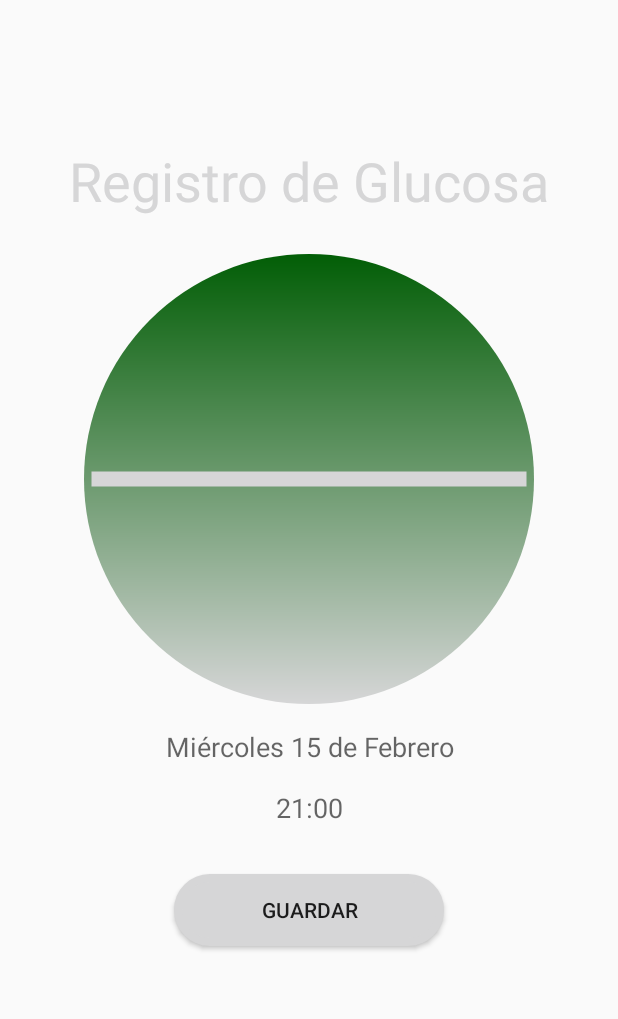
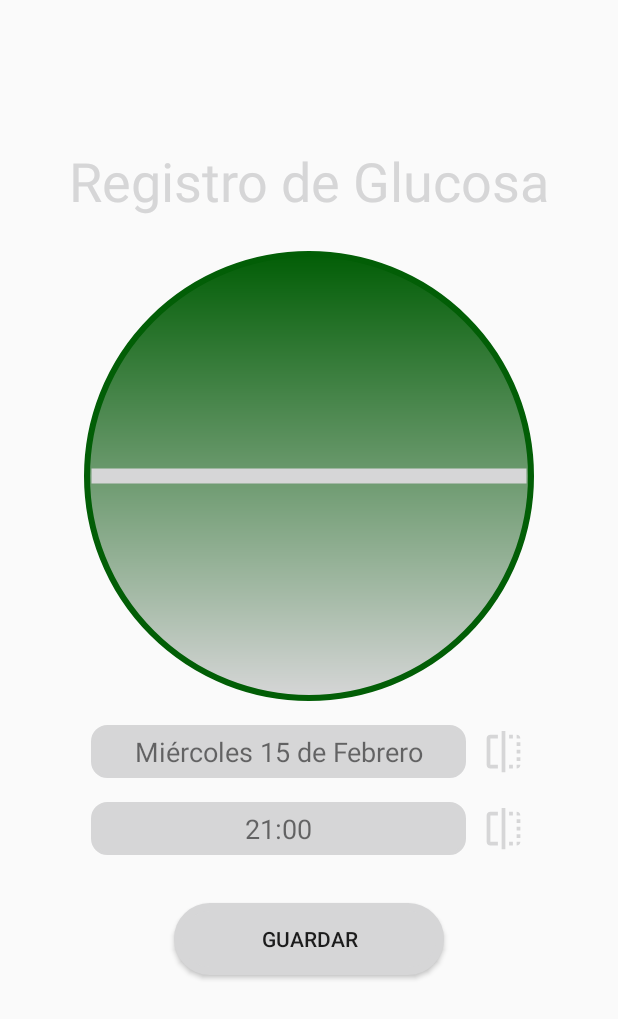
Before and after one commit to acespedesv/SymptomProject, an Android app: the BloodPressureForm screen opened directly, with no data from a screen before it, on a phone screen of 412 x 824 dp. Shown: the top 1019 px of the screen. Run offline under Robolectric (Android 15) with nearby library versions, the phone set to English and light mode, and no system bars.

Commit message:
Style text views

```diff
--- a/app/src/main/AndroidManifest.xml
+++ b/app/src/main/AndroidManifest.xml
@@ -10,7 +10,7 @@
         android:supportsRtl="true"
         android:theme="@style/AppTheme">
         <activity
-            android:name=".GlucosaForm"
+            android:name=".BloodPressureForm"
             android:label="@string/title_activity_glucosa_form"
             android:theme="@style/AppTheme.NoActionBar"></activity>
         <activity
--- a/app/src/main/java/com/project/symptoms/GlucosaForm.java
+++ b/app/src/main/java/com/project/symptoms/BloodPressureForm.java
@@ -2,20 +2,15 @@ package com.project.symptoms;
 
 import android.os.Bundle;
 
-import com.google.android.material.floatingactionbutton.FloatingActionButton;
-import com.google.android.material.snackbar.Snackbar;
-
 import androidx.appcompat.app.AppCompatActivity;
 import androidx.appcompat.widget.Toolbar;
 
-import android.view.View;
-
-public class GlucosaForm extends AppCompatActivity {
+public class BloodPressureForm extends AppCompatActivity {
 
     @Override
     protected void onCreate(Bundle savedInstanceState) {
         super.onCreate(savedInstanceState);
-        setContentView(R.layout.activity_glucosa_form);
+        setContentView(R.layout.activity_blood_pressure_form);
         Toolbar toolbar = findViewById(R.id.toolbar);
         setSupportActionBar(toolbar);
 
--- a/app/src/main/res/drawable/glucose_form_shape.xml
+++ b/app/src/main/res/drawable/blood_pressure_form_shape.xml
@@ -3,6 +3,7 @@
 
     <item>
         <shape android:shape="oval">
+            <stroke android:width="4dp" android:color="#025E06"/>
             <size android:width="100dp" android:height="100dp"/>
             <gradient android:angle="90" android:startColor="@color/colorMainGreen"
                 android:endColor="#025E06"/> <!--TODO: add this color to xml-->
--- /dev/null
+++ b/app/src/main/res/drawable/text_views_style.xml
@@ -0,0 +1,12 @@
+<?xml version="1.0" encoding="utf-8"?>
+<selector xmlns:android="http://schemas.android.com/apk/res/android">
+
+    <item>
+        <shape android:shape="rectangle">
+            <solid android:color="@color/colorMainWhite"/>
+            <stroke android:color="@color/colorMainGreen" android:width="2dp"/>
+            <corners android:radius="10dp"/>
+        </shape>
+    </item>
+
+</selector>
--- a/app/src/main/res/layout/activity_glucosa_form.xml
+++ b/app/src/main/res/layout/activity_blood_pressure_form.xml
@@ -3,10 +3,10 @@
     xmlns:tools="http://schemas.android.com/tools"
     android:layout_width="match_parent"
     android:layout_height="match_parent"
-    tools:context=".GlucosaForm">
+    tools:context=".BloodPressureForm">
 
     <!--TODO: Include toolbar-->
 
-    <include layout="@layout/content_glucosa_form" />
+    <include layout="@layout/content_blood_pressure_form" />
 
 </androidx.coordinatorlayout.widget.CoordinatorLayout>
--- a/app/src/main/res/layout/content_glucosa_form.xml
+++ b/app/src/main/res/layout/content_blood_pressure_form.xml
@@ -5,8 +5,8 @@
     android:layout_width="match_parent"
     android:layout_height="match_parent"
     app:layout_behavior="@string/appbar_scrolling_view_behavior"
-    tools:context=".GlucosaForm"
-    tools:showIn="@layout/activity_glucosa_form">
+    tools:context=".BloodPressureForm"
+    tools:showIn="@layout/activity_blood_pressure_form">
 
     <TextView
         android:id="@+id/form_title"
@@ -24,7 +24,7 @@
     </TextView>
 
     <LinearLayout
-        android:id="@+id/linearLayout2"
+        android:id="@+id/linearLayout"
         android:layout_width="0dp"
         android:layout_height="wrap_content"
         android:orientation="vertical"
@@ -37,33 +37,65 @@
 
         <View
             android:layout_gravity="center"
-            android:layout_width="@dimen/glucose_image_width"
-            android:layout_height="@dimen/glucose_image_height"
-            android:background="@drawable/glucose_form_shape"/>
+            android:layout_width="@dimen/blood_pressure_image_width"
+            android:layout_height="@dimen/blood_pressure_image_height"
+            android:background="@drawable/blood_pressure_form_shape"/>
 
-        <TextView
-            android:id="@+id/date_glucose"
+        <LinearLayout
             android:layout_width="match_parent"
             android:layout_height="wrap_content"
-            android:layout_gravity="center"
-            android:layout_marginStart="100dp"
+            android:orientation="horizontal"
             android:layout_marginTop="@dimen/fab_margin"
-            android:layout_marginEnd="100dp"
-            android:hint="@string/sample_date"
-            android:textAlignment="center"
-            android:textSize="18sp" />
+            android:gravity="center">
 
-        <TextView
-            android:id="@+id/hour_glucose"
+            <TextView
+                android:id="@+id/date_pressure"
+                android:padding="@dimen/text_view_padding"
+                android:background="@drawable/text_views_style"
+                android:layout_width="@dimen/text_view_width"
+                android:layout_height="wrap_content"
+                android:text="@string/sample_date"
+                android:textAlignment="center"
+                android:textSize="18sp" />
+
+            <ImageView
+                android:layout_width="30dp"
+                android:layout_height="30dp"
+                android:layout_marginStart="10dp"
+                android:tint="@color/colorMainGreen"
+                android:src="@drawable/ic_flip">
+
+            </ImageView>
+
+        </LinearLayout>
+
+        <LinearLayout
             android:layout_width="match_parent"
             android:layout_height="wrap_content"
-            android:layout_gravity="center"
-            android:layout_marginStart="100dp"
+            android:orientation="horizontal"
             android:layout_marginTop="@dimen/fab_margin"
-            android:layout_marginEnd="100dp"
-            android:hint="@string/sample_hour"
-            android:textAlignment="center"
-            android:textSize="18sp" />
+            android:gravity="center">
+
+            <TextView
+                android:id="@+id/hour_pressure"
+                android:background="@drawable/text_views_style"
+                android:padding="@dimen/text_view_padding"
+                android:layout_width="@dimen/text_view_width"
+                android:layout_height="wrap_content"
+                android:text="@string/sample_hour"
+                android:textAlignment="center"
+                android:textSize="18sp" />
+
+            <ImageView
+                android:layout_width="30dp"
+                android:layout_height="30dp"
+                android:layout_marginStart="10dp"
+                android:tint="@color/colorMainGreen"
+                android:src="@drawable/ic_flip">
+
+            </ImageView>
+
+        </LinearLayout>
 
     </LinearLayout>
 
@@ -77,6 +109,6 @@
         app:layout_constraintEnd_toEndOf="parent"
         app:layout_constraintHorizontal_bias="0.5"
         app:layout_constraintStart_toStartOf="parent"
-        app:layout_constraintTop_toBottomOf="@+id/linearLayout2" />
+        app:layout_constraintTop_toBottomOf="@+id/linearLayout" />
 
 </androidx.constraintlayout.widget.ConstraintLayout>
--- a/app/src/main/res/values/dimens.xml
+++ b/app/src/main/res/values/dimens.xml
@@ -1,6 +1,8 @@
 <resources>
     <dimen name="fab_margin">16dp</dimen>
-    <dimen name="glucose_image_width">300dp</dimen>
-    <dimen name="glucose_image_height">300dp</dimen>
+    <dimen name="blood_pressure_image_width">300dp</dimen>
+    <dimen name="blood_pressure_image_height">300dp</dimen>
     <dimen name="button_width">180dp</dimen>
+    <dimen name="text_view_padding">5dp</dimen>
+    <dimen name="text_view_width">250dp</dimen>
 </resources>
```
